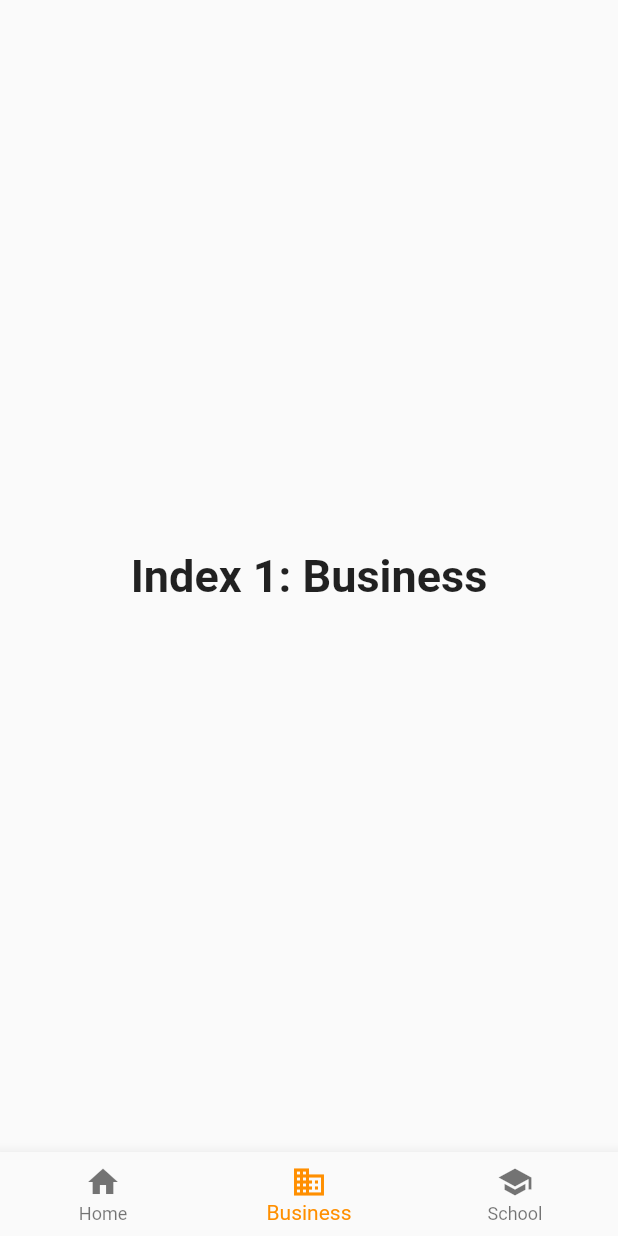
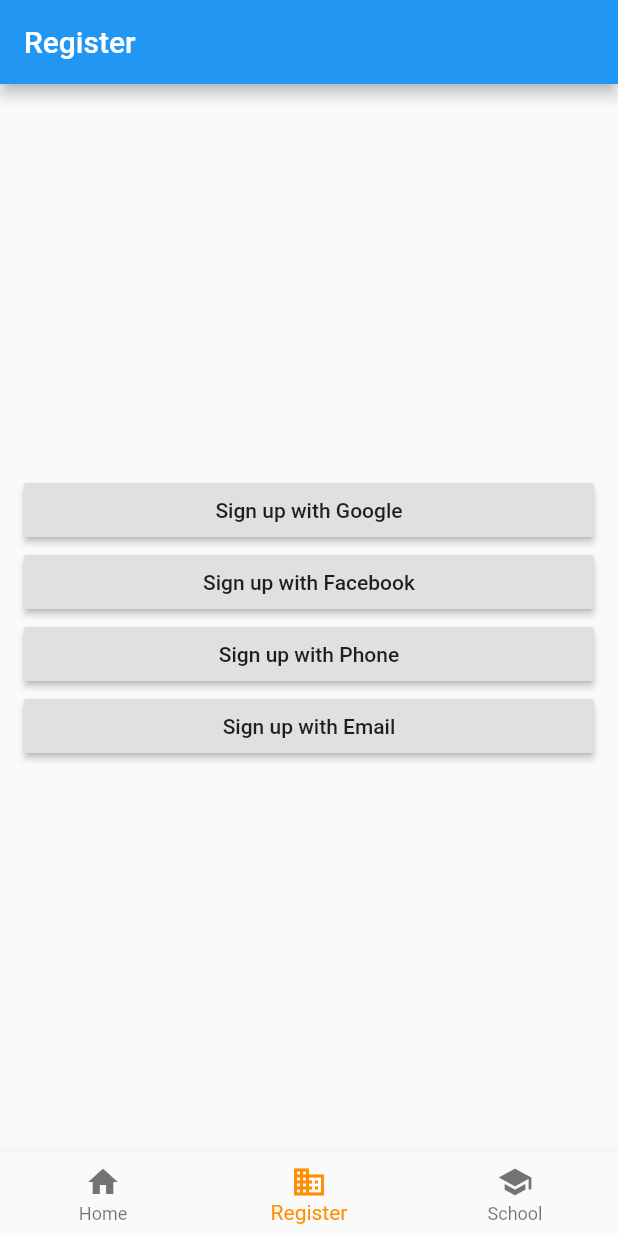
Before and after one commit to mandeepika/ActivitreeFlutter, a Flutter app: the screen it shows after launch, item 2 of the bottom bar chosen, on a phone screen of 412 x 824 dp. Run offline on Flutter 3.47's test engine with Material 2 defaults, Android fonts, the phone set to English and light mode, and no system bars.

Commit message:
Add a register page

```diff
--- a/lib/nav.dart
+++ b/lib/nav.dart
@@ -1,4 +1,5 @@
 import 'package:activitree_edu_flutter/home.dart';
+import 'package:activitree_edu_flutter/register.dart';
 import 'package:flutter/material.dart';
 import 'package:flutter/widgets.dart';
 
@@ -17,10 +18,7 @@ class _NavState extends State<Nav> {
 
   static List<Widget> _widgetOptions = <Widget>[
     MyHomePage(title: 'Flutter Demo Home Page'),
-    Text(
-      'Index 1: Business',
-      style: optionStyle,
-    ),
+    RegisterPage(),
     Text(
       'Me',
       style: optionStyle,
@@ -47,7 +45,7 @@ class _NavState extends State<Nav> {
           ),
           BottomNavigationBarItem(
             icon: Icon(Icons.business),
-            title: Text('Business'),
+            title: Text('Register'),
           ),
           BottomNavigationBarItem(
             icon: Icon(Icons.school),
--- /dev/null
+++ b/lib/register.dart
@@ -0,0 +1,28 @@
+import 'package:flutter/material.dart';
+import 'package:flutter/widgets.dart';
+
+class RegisterPage extends StatelessWidget {
+  void onPressed() {}
+
+  @override
+  Widget build(BuildContext context) {
+    return Scaffold(
+        appBar: AppBar(title: Text('Register')),
+        body: Container(
+            margin: const EdgeInsets.all(16),
+            child: Column(
+              crossAxisAlignment: CrossAxisAlignment.stretch,
+              mainAxisAlignment: MainAxisAlignment.center,
+              children: [
+                RaisedButton(
+                    onPressed: onPressed, child: Text('Sign up with Google')),
+                RaisedButton(
+                    onPressed: onPressed, child: Text('Sign up with Facebook')),
+                RaisedButton(
+                    onPressed: onPressed, child: Text('Sign up with Phone')),
+                RaisedButton(
+                    onPressed: onPressed, child: Text('Sign up with Email')),
+              ],
+            )));
+  }
+}
```
